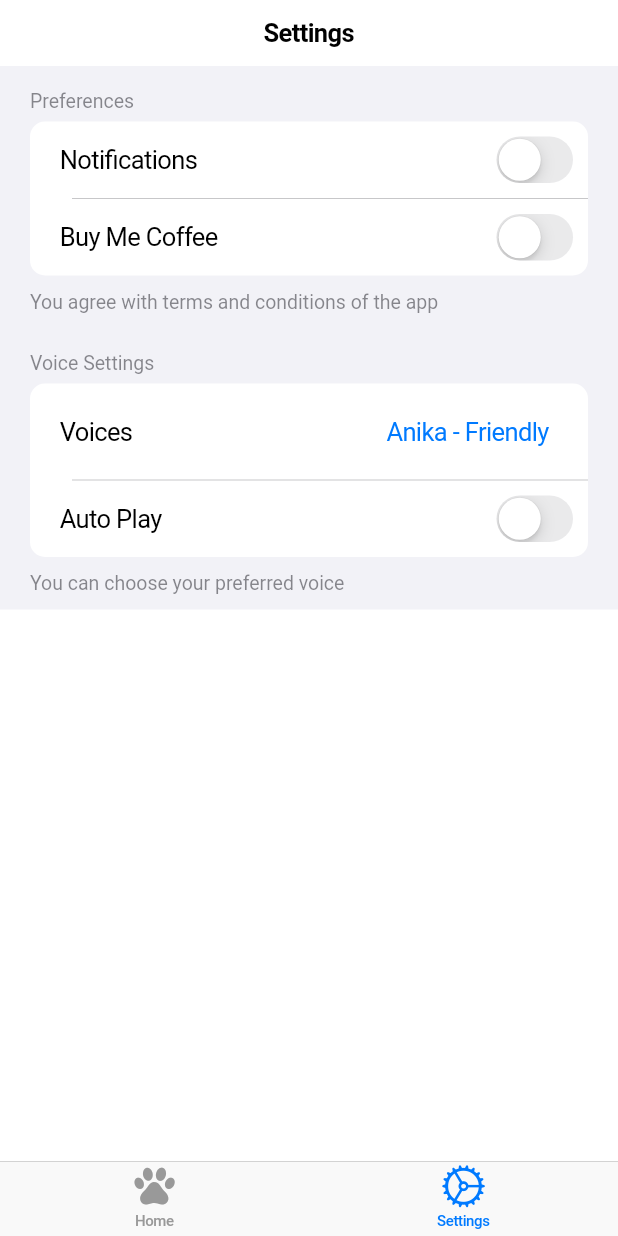
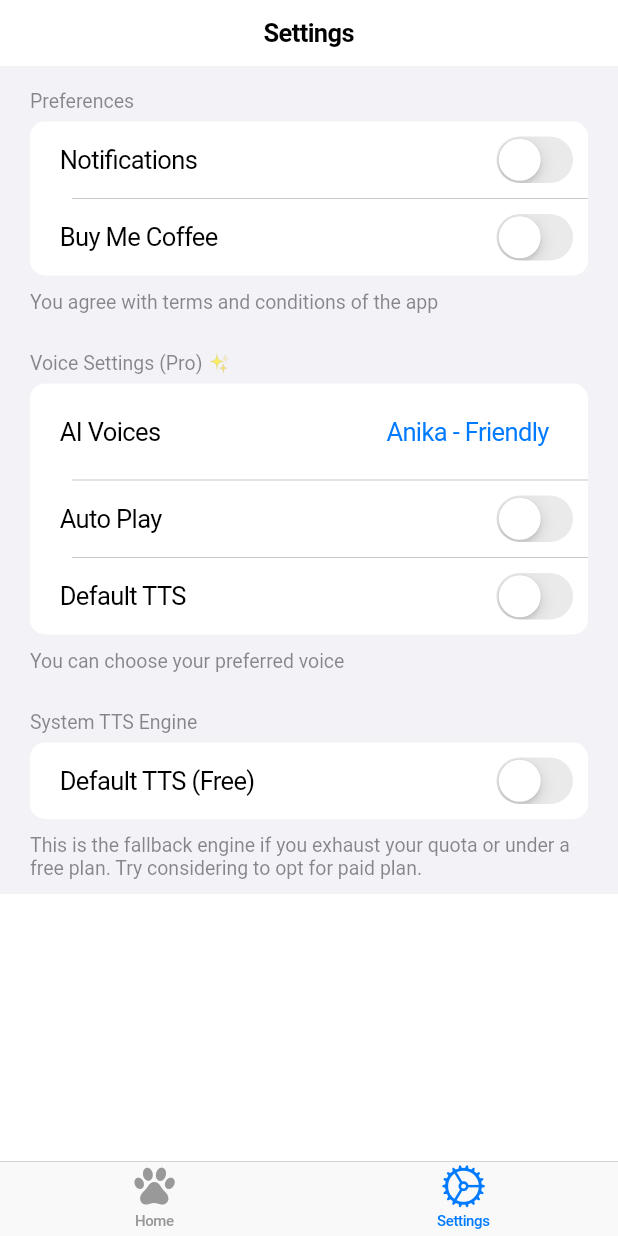
Before and after one commit to jitunayak/CatFacts, a Flutter app: the screen it shows after launch, item 2 of the bottom bar chosen, on a phone screen of 412 x 824 dp. Run offline on Flutter 3.47's test engine with Material 3 defaults, Android fonts, the light colour scheme and no system bars; our stand-ins replace audioplayers, flutter_dotenv, flutter_local_notifications, flutter_tts, permission_handler, shared_preferences and 1 more; network calls fail.

Commit message:
added fallback system's TTS engine

```diff
--- a/lib/settings_page.dart
+++ b/lib/settings_page.dart
@@ -21,6 +21,7 @@ class _SettingsPageState extends State<SettingsPage> {
   bool _buyMeCoffee = false;
   bool _autoPlay = false;
   Map<String, String> _selectedVoiceId = {};
+  bool _tts = false;
 
   final SettingsService _settingsService = SettingsService();
   final FlutterLocalNotificationsPlugin _notificationsPlugin =
@@ -42,6 +43,12 @@ class _SettingsPageState extends State<SettingsPage> {
     _settingsService.loadAutoPlay().then((value) {
       setState(() {
         _autoPlay = value;
+      });
+    });
+
+    _settingsService.loadTTS().then((value) {
+      setState(() {
+        _tts = value;
       });
     });
   }
@@ -167,18 +174,18 @@ class _SettingsPageState extends State<SettingsPage> {
             ),
 
             CupertinoFormSection.insetGrouped(
-              header: const Text('Voice Settings'),
+              header: const Text('Voice Settings (Pro) ✨'),
               footer: const Text('You can choose your preferred voice'),
               children: [
                 CupertinoFormRow(
-                  prefix: const Text('Voices'),
+                  prefix: const Text('AI Voices'),
                   child: CupertinoButton(
                     onPressed: () {
                       showCupertinoModalPopup(
                         context: context,
                         builder: (context) {
                           return CupertinoActionSheet(
-                            title: const Text('Voices'),
+                            title: const Text('AI Voices'),
                             actions: _voices.map((voice) {
                               return CupertinoActionSheetAction(
                                 child: Text(voice['name'] ?? 'Unknown'),
@@ -208,6 +215,39 @@ class _SettingsPageState extends State<SettingsPage> {
                     onChanged: (value) => {_toggleAutoPlay()},
                   ),
                 ),
+                CupertinoFormRow(
+                  prefix: const Text('Default TTS'),
+                  child: CupertinoSwitch(
+                    value: _tts,
+                    onChanged: (value) {
+                      _settingsService.saveTTS(value);
+                      setState(() {
+                        _tts = value;
+                      });
+                    },
+                  ),
+                ),
+              ],
+            ),
+
+            CupertinoFormSection.insetGrouped(
+              header: const Text("System TTS Engine"),
+              footer: const Text(
+                "This is the fallback engine if you exhaust your quota or under a free plan. Try considering to opt for paid plan.",
+              ),
+              children: [
+                CupertinoFormRow(
+                  prefix: const Text('Default TTS (Free)'),
+                  child: CupertinoSwitch(
+                    value: _tts,
+                    onChanged: (value) {
+                      _settingsService.saveTTS(value);
+                      setState(() {
+                        _tts = value;
+                      });
+                    },
+                  ),
+                ),
               ],
             ),
           ],
--- a/lib/store/SettingsStore.dart
+++ b/lib/store/SettingsStore.dart
@@ -2,6 +2,7 @@
 import 'package:shared_preferences/shared_preferences.dart';
 
 class SettingsService {
+  // voice id
   Future<void> saveVoice(String value) async {
     final prefs = await SharedPreferences.getInstance();
     await prefs.setString("voiceId", value);
@@ -12,6 +13,7 @@ class SettingsService {
     return prefs.getString("voiceId") ?? 'Sm1seazb4gs7RSlUVw7c';
   }
 
+  // auto play
   Future<bool> toggleAutoPlay() async {
     final prefs = await SharedPreferences.getInstance();
     bool shoudlAutoPlay = prefs.getBool('autoPlay') ?? false;
@@ -23,4 +25,14 @@ class SettingsService {
     final prefs = await SharedPreferences.getInstance();
     return prefs.getBool('autoPlay') ?? false;
   }
+
+  Future<void> saveTTS<bool>(value) async {
+    final prefs = await SharedPreferences.getInstance();
+    await prefs.setBool("tts", value);
+  }
+
+  Future<bool> loadTTS() async {
+    final prefs = await SharedPreferences.getInstance();
+    return prefs.getBool("tts") ?? false;
+  }
 }
```
Also changed, not shown: lib/home_page.dart (+40 -39 lines), lib/service/eleven_labs.dart (added, +67 -0 lines), lib/service/speech_service.dart (added, +72 -0 lines), lib/service/text_to_speech.dart (deleted, +0 -36 lines).
